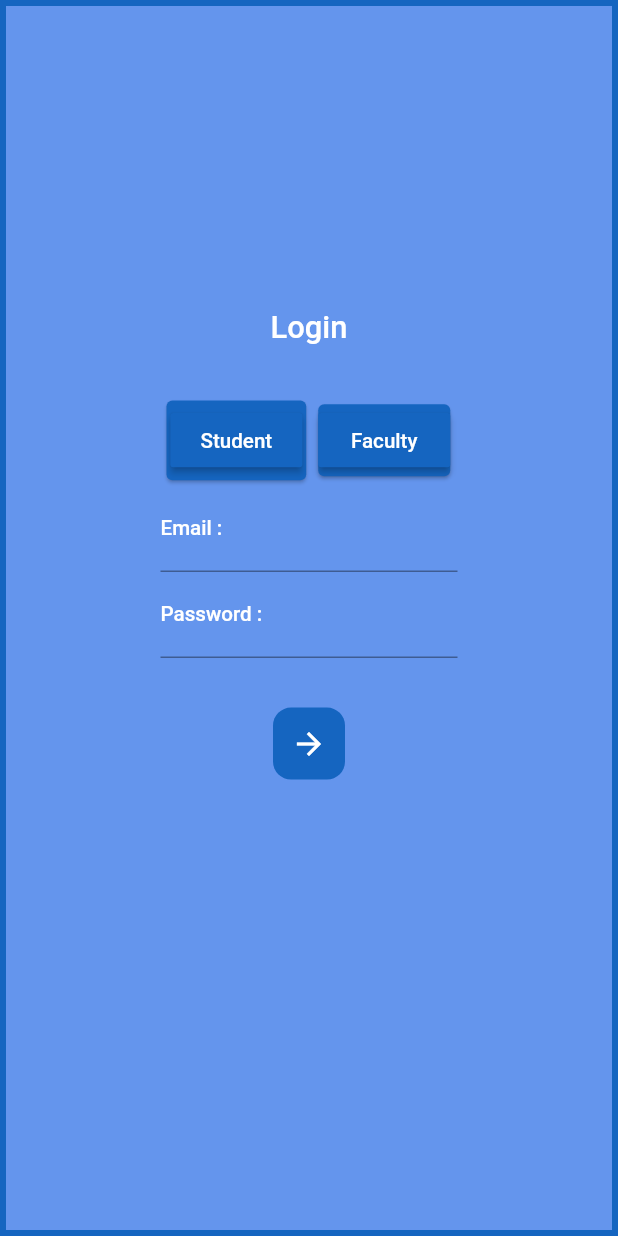
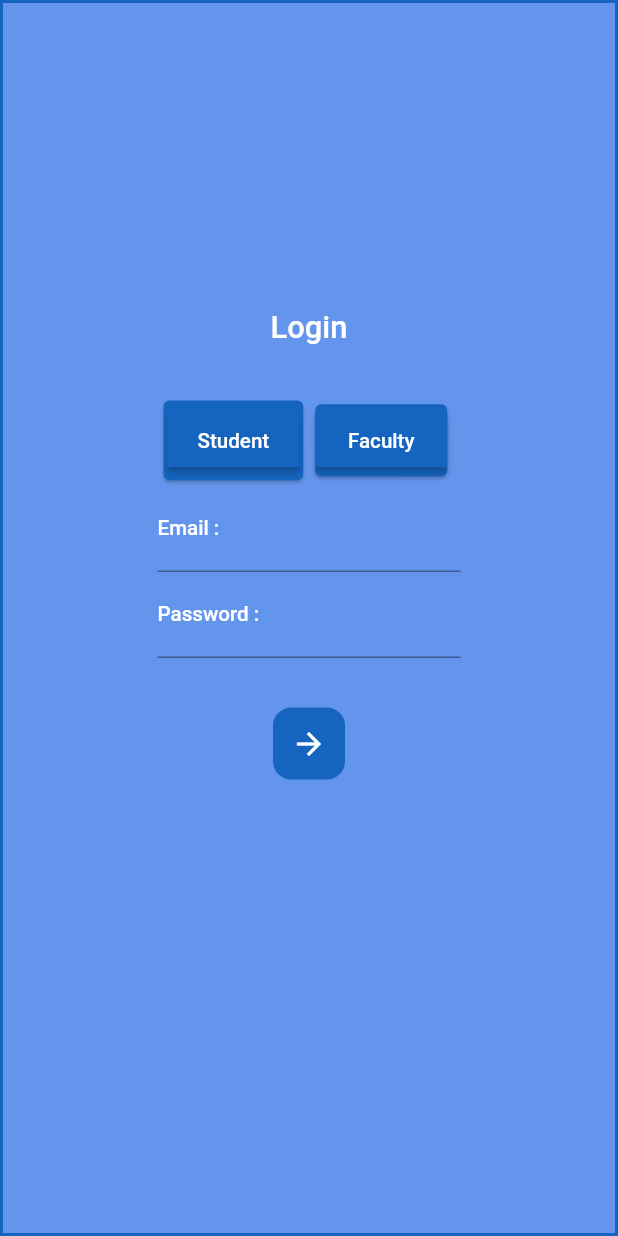
Before and after one commit to apoorvagrawal07/MicrosoftEngage2021, a Flutter app: the screen it shows after launch, after a tap on "Login", on a phone screen of 412 x 824 dp. Run offline on Flutter 3.47's test engine with Material 2 defaults, Android fonts, the phone set to English and light mode, and no system bars; our stand-ins replace cloud_firestore, firebase_auth, firebase_core; accounts and stored records are empty.

Commit message:
Last Commit

```diff
--- a/lib/Screens/FacultyScreen.dart
+++ b/lib/Screens/FacultyScreen.dart
@@ -105,7 +105,7 @@ class _FacultyScreenState extends State<FacultyScreen> {
       body: SingleChildScrollView(
         child: Container(
           decoration: BoxDecoration(
-              border: Border.all(width: 4, color: Colors.blue.shade800)),
+              border: Border.all(width: 2, color: Colors.blue.shade800)),
           height: height,
           child: Column(
             children: [
--- a/lib/Screens/LoginScreen.dart
+++ b/lib/Screens/LoginScreen.dart
@@ -52,7 +52,7 @@ class _LoginScreenState extends State<LoginScreen> {
     return Scaffold(
       body: Container(
         decoration: BoxDecoration(
-            border: Border.all(width: 4, color: Colors.blue.shade800)),
+            border: Border.all(width: 2, color: Colors.blue.shade800)),
         alignment: Alignment.center,
         height: height,
         child: Container(
--- a/lib/Screens/MainScreen.dart
+++ b/lib/Screens/MainScreen.dart
@@ -12,13 +12,13 @@ class MainScreen extends StatelessWidget {
 
     return Scaffold(
       appBar: AppBar(
-        title: Text('Student App'),
+        title: Text('Study Center'),
         centerTitle: true,
         backgroundColor: Colors.blue.shade800,
       ),
       body: Container(
         decoration: BoxDecoration(
-            border: Border.all(width: 4, color: Colors.blue.shade800)),
+            border: Border.all(width: 2, color: Colors.blue.shade800)),
         alignment: Alignment.bottomCenter,
         height: height,
         child: Container(
--- a/lib/Screens/SignUpScreen.dart
+++ b/lib/Screens/SignUpScreen.dart
@@ -130,7 +130,7 @@ class _SignUpScreenState extends State<SignUpScreen> {
     return Scaffold(
         body: Container(
             decoration: BoxDecoration(
-                border: Border.all(color: Colors.blue.shade800, width: 4)),
+                border: Border.all(color: Colors.blue.shade800, width: 2)),
             alignment: Alignment.center,
             child: SingleChildScrollView(
               child: Column(
--- a/lib/Screens/StudentScreen.dart
+++ b/lib/Screens/StudentScreen.dart
@@ -51,7 +51,7 @@ class _StudentScreenState extends State<StudentScreen> {
         ),
         body: Container(
           decoration: BoxDecoration(
-              border: Border.all(color: Colors.blue.shade800, width: 4)),
+              border: Border.all(color: Colors.blue.shade800, width: 2)),
           padding: EdgeInsets.only(top: height / 2),
           alignment: Alignment.center,
           height: height,
```
Also changed, not shown: 40 other files.
